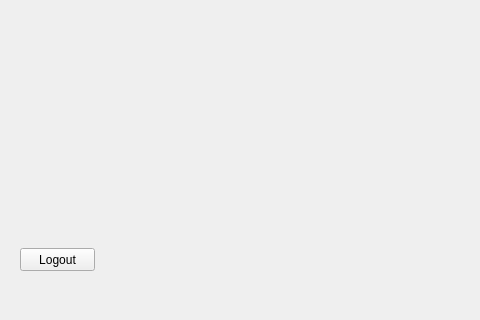
Above: InvGUI/invmain.ui from scottoberman/CSUFDevs before the change; both pictures show x 0 to 480 and y 372 to 692 of the 1377 by 692 pixel window. Below: the same form after it.
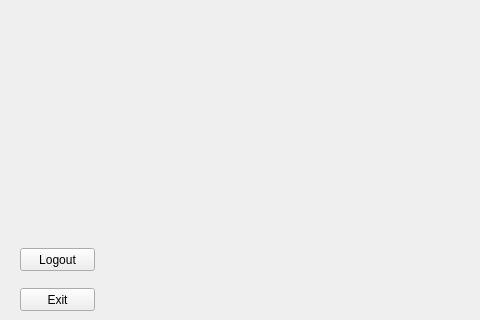
That is the form after the change.

What changed in the file:
```diff
--- a/InvGUI/invmain.ui
+++ b/InvGUI/invmain.ui
@@ -190,6 +190,19 @@
     <string>Logout</string>
    </property>
   </widget>
+  <widget class="QPushButton" name="ExitButton">
+   <property name="geometry">
+    <rect>
+     <x>20</x>
+     <y>660</y>
+     <width>75</width>
+     <height>23</height>
+    </rect>
+   </property>
+   <property name="text">
+    <string>Exit</string>
+   </property>
+  </widget>
  </widget>
  <resources/>
  <connections/>
```
